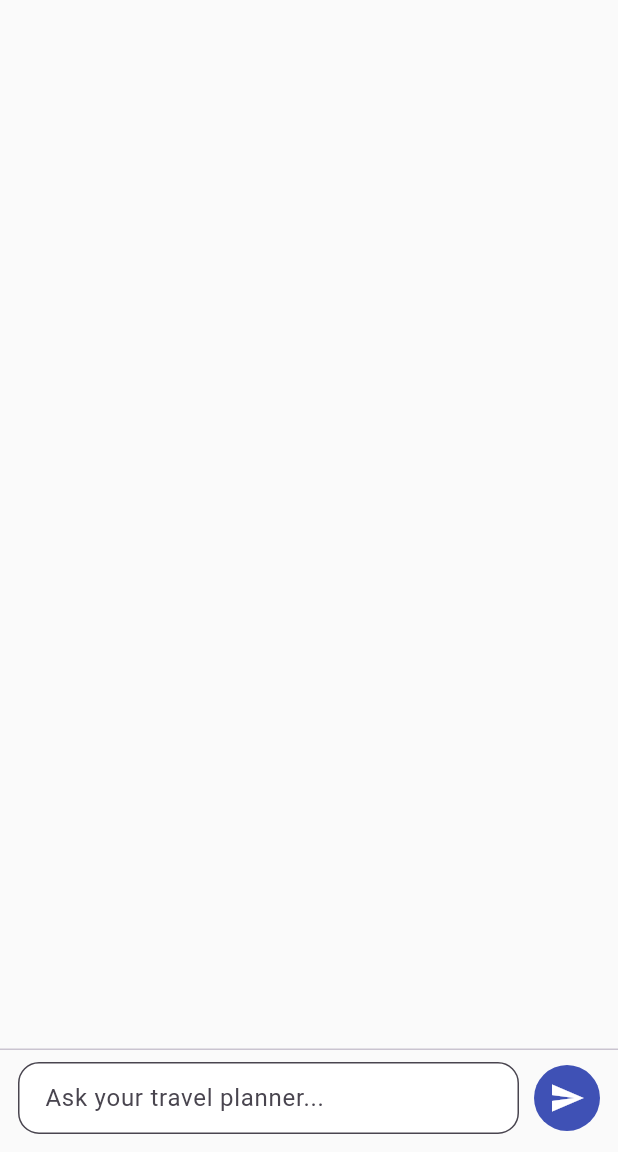
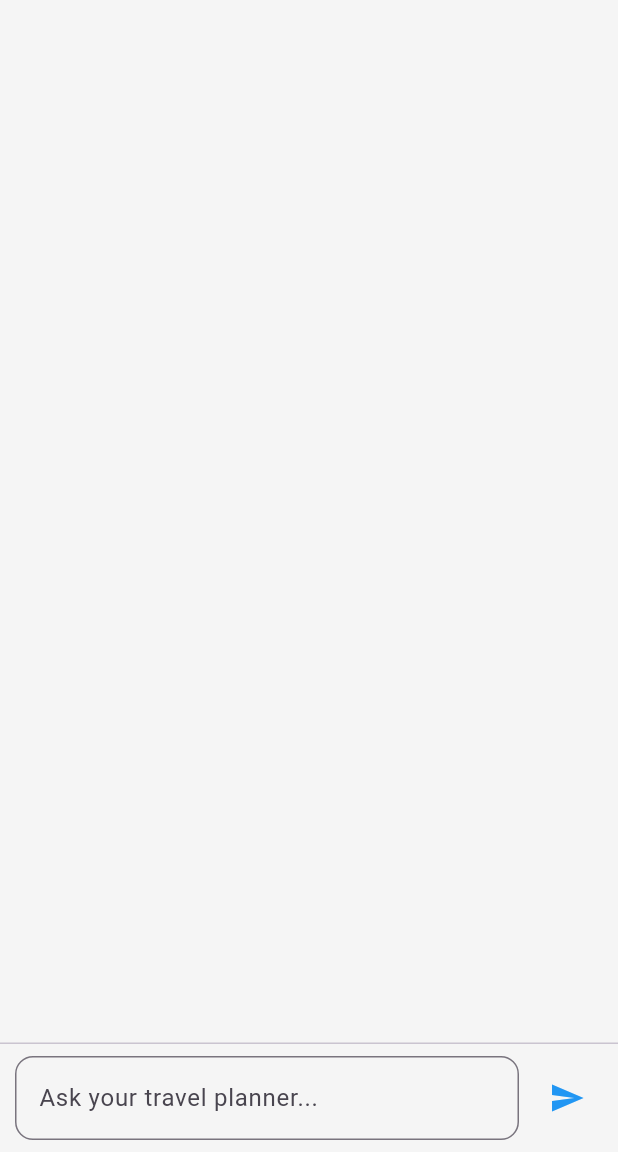
Before and after one commit to Barnhirg/travel_ai_mobile, a Flutter app: the screen it shows after launch, after a tap on the "send" icon, on a phone screen of 412 x 824 dp, the part 84-1236 px from its top. Run offline on Flutter 3.47's test engine with Material 3 defaults, Android fonts, the phone set to English and light mode, and no system bars; Roboto replaces fonts that are missing (Helvetica).

Commit message:
Clean main.dart b: json.encode revision

```diff
--- a/lib/main.dart
+++ b/lib/main.dart
@@ -1,8 +1,12 @@
+// main.dart — Clean version with full chat history, polish, and consistent formatting
+
 import 'package:flutter/material.dart';
 import 'package:http/http.dart' as http;
 import 'dart:convert';
 
-void main() => runApp(TravelAIApp());
+void main() {
+  runApp(TravelAIApp());
+}
 
 class TravelAIApp extends StatelessWidget {
   @override
@@ -11,22 +15,10 @@ class TravelAIApp extends StatelessWidget {
       title: 'Travel Planner AI',
       debugShowCheckedModeBanner: false,
       theme: ThemeData(
-        fontFamily: 'Helvetica',
-        brightness: Brightness.light,
-        primarySwatch: Colors.indigo,
-        scaffoldBackgroundColor: Colors.grey[50],
-        inputDecorationTheme: InputDecorationTheme(
-          filled: true,
-          fillColor: Colors.white,
-          contentPadding: EdgeInsets.symmetric(horizontal: 14, vertical: 12),
-          border: OutlineInputBorder(
-            borderRadius: BorderRadius.circular(12),
-            borderSide: BorderSide(color: Colors.grey.shade400),
-          ),
-        ),
+        primarySwatch: Colors.blue,
+        scaffoldBackgroundColor: Colors.grey[100],
+        visualDensity: VisualDensity.adaptivePlatformDensity,
       ),
-      darkTheme: ThemeData.dark(),
-      themeMode: ThemeMode.system,
       home: TravelChatScreen(),
     );
   }
@@ -58,7 +50,12 @@ class _TravelChatScreenState extends State<TravelChatScreen> {
       final response = await http.post(
         url,
         headers: {'Content-Type': 'application/json'},
-        body: json.encode({"messages": _messages}),
+        body: json.encode({
+          "messages": _messages.map((msg) => {
+            "role": msg["role"],
+            "content": msg["content"]
+          }).toList()
+        }),
       );
 
       if (response.statusCode == 200) {
@@ -81,19 +78,15 @@ class _TravelChatScreenState extends State<TravelChatScreen> {
 
   void _scrollToBottom() {
     _scrollController.animateTo(
-      _scrollController.position.maxScrollExtent + 100,
-      duration: Duration(milliseconds: 400),
+      _scrollController.position.maxScrollExtent + 60,
+      duration: Duration(milliseconds: 300),
       curve: Curves.easeOut,
     );
   }
 
   void _showSnackbar(String message) {
     ScaffoldMessenger.of(context).showSnackBar(
-      SnackBar(
-        content: Text(message),
-        backgroundColor: Colors.redAccent,
-        duration: Duration(seconds: 3),
-      ),
+      SnackBar(content: Text(message), backgroundColor: Colors.redAccent),
     );
   }
 
@@ -101,24 +94,17 @@ class _TravelChatScreenState extends State<TravelChatScreen> {
     final isUser = message['role'] == 'user';
     return Container(
       alignment: isUser ? Alignment.centerRight : Alignment.centerLeft,
-      margin: EdgeInsets.symmetric(vertical: 6, horizontal: 14),
+      margin: EdgeInsets.symmetric(vertical: 6, horizontal: 12),
       padding: EdgeInsets.all(14),
-      constraints: BoxConstraints(maxWidth: MediaQuery.of(context).size.width * 0.85),
       decoration: BoxDecoration(
-        color: isUser ? Colors.indigoAccent : Colors.grey[300],
-        borderRadius: BorderRadius.only(
-          topLeft: Radius.circular(18),
-          topRight: Radius.circular(18),
-          bottomLeft: Radius.circular(isUser ? 18 : 0),
-          bottomRight: Radius.circular(isUser ? 0 : 18),
-        ),
+        color: isUser ? Colors.blue[400] : Colors.grey[300],
+        borderRadius: BorderRadius.circular(18),
       ),
       child: Text(
         message['content'] ?? '',
         style: TextStyle(
           color: isUser ? Colors.white : Colors.black87,
           fontSize: 16,
-          height: 1.4,
         ),
       ),
     );
@@ -130,21 +116,19 @@ class _TravelChatScreenState extends State<TravelChatScreen> {
       appBar: AppBar(
         title: Text('✈️ Travel Planner AI'),
         centerTitle: true,
-        elevation: 1,
       ),
       body: Column(
         children: [
           Expanded(
             child: ListView.builder(
               controller: _scrollController,
-              padding: EdgeInsets.symmetric(vertical: 12),
               itemCount: _messages.length + (_isLoading ? 1 : 0),
               itemBuilder: (context, index) {
                 if (_isLoading && index == _messages.length) {
-                  return Center(child: Padding(
+                  return Padding(
                     padding: const EdgeInsets.all(12.0),
-                    child: CircularProgressIndicator(),
-                  ));
+                    child: Center(child: CircularProgressIndicator()),
+                  );
                 }
                 return _buildMessage(_messages[index]);
               },
@@ -152,30 +136,25 @@ class _TravelChatScreenState extends State<TravelChatScreen> {
           ),
           Divider(height: 1),
           Padding(
-            padding: const EdgeInsets.fromLTRB(12, 8, 12, 12),
+            padding: const EdgeInsets.symmetric(horizontal: 10.0, vertical: 8),
             child: Row(
               children: [
                 Expanded(
                   child: TextField(
                     controller: _controller,
                     onSubmitted: (_) => _sendMessage(),
-                    textInputAction: TextInputAction.send,
                     decoration: InputDecoration(
                       hintText: 'Ask your travel planner...',
                       border: OutlineInputBorder(
-                        borderRadius: BorderRadius.circular(14),
+                        borderRadius: BorderRadius.circular(12),
                       ),
                     ),
                   ),
                 ),
-                SizedBox(width: 10),
-                GestureDetector(
-                  onTap: _sendMessage,
-                  child: CircleAvatar(
-                    radius: 22,
-                    backgroundColor: Colors.indigo,
-                    child: Icon(Icons.send, color: Colors.white),
-                  ),
+                SizedBox(width: 8),
+                IconButton(
+                  icon: Icon(Icons.send, color: Colors.blue),
+                  onPressed: _sendMessage,
                 ),
               ],
             ),
```
